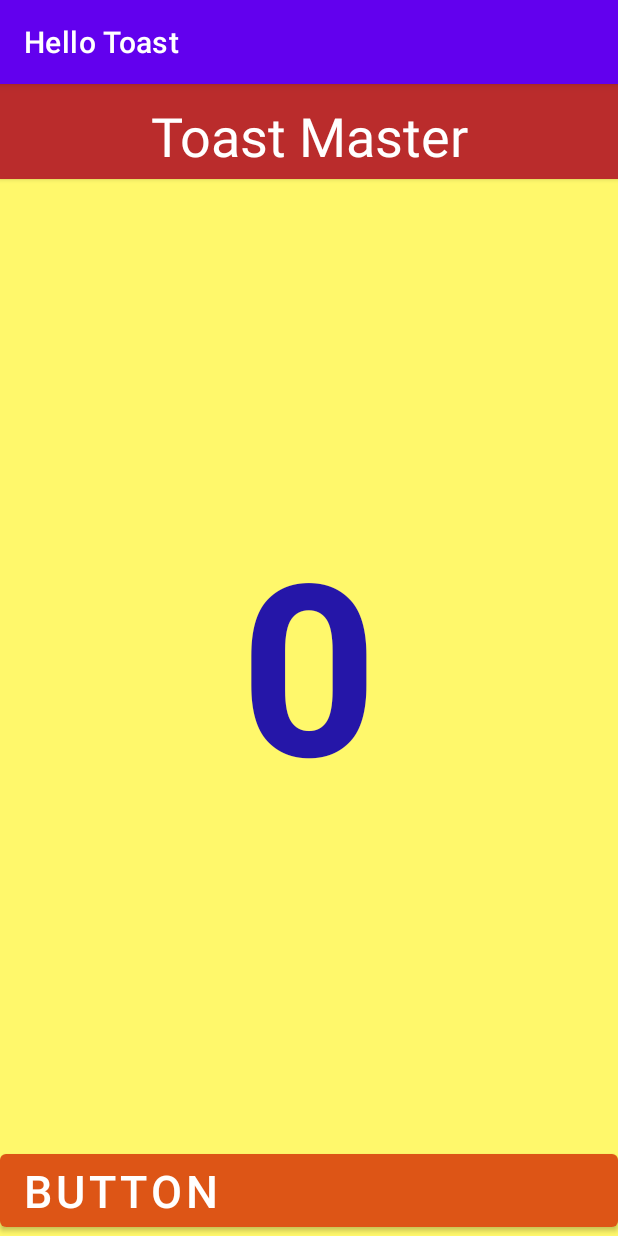
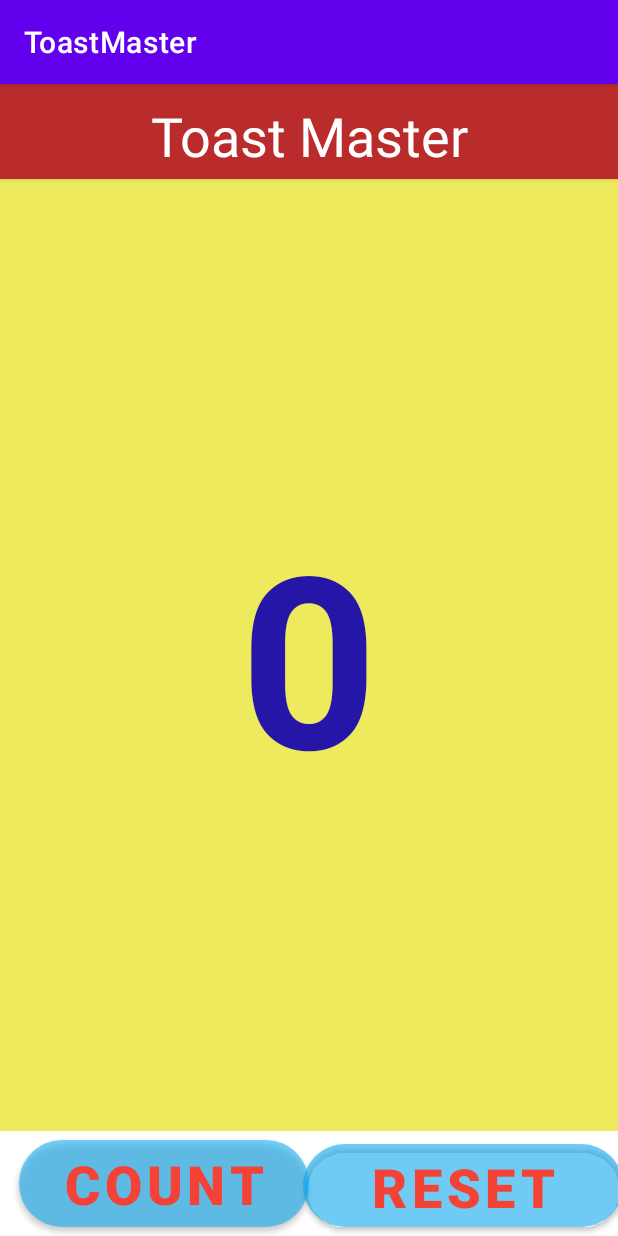
Before and after one commit to mbharti321/androidProjects, an Android app: the screen it shows after launch (MainActivity), on a phone screen of 412 x 824 dp. Run offline under Robolectric (Android 15) with nearby library versions, the phone set to English and light mode, and no system bars.

Commit message:
add working code for countUp and reset

```diff
--- a/HelloToast/app/src/main/java/com/example/hellotoast/MainActivity.java
+++ b/HelloToast/app/src/main/java/com/example/hellotoast/MainActivity.java
@@ -3,12 +3,37 @@ package com.example.hellotoast;
 import androidx.appcompat.app.AppCompatActivity;
 
 import android.os.Bundle;
+import android.view.View;
+import android.widget.TextView;
+import android.widget.Toast;
 
 public class MainActivity extends AppCompatActivity {
+
+    private int mCount = 0;
+    private TextView mShowCount;
 
     @Override
     protected void onCreate(Bundle savedInstanceState) {
         super.onCreate(savedInstanceState);
         setContentView(R.layout.activity_main);
+        mShowCount = (TextView) findViewById(R.id.showCount);
+    }
+
+    public void showToast(View view) {
+        Toast toast = Toast.makeText(this, R.string.toast_message, Toast.LENGTH_SHORT);
+
+        toast.show();
+    }
+
+    public void countUp(View view) {
+        ++mCount;
+        if (mShowCount != null)
+            mShowCount.setText(Integer.toString(mCount));
+    }
+
+    public void resetCount(View view) {
+        mCount = 0;
+        if (mShowCount != null)
+            mShowCount.setText(Integer.toString(mCount));
     }
 }
--- a/HelloToast/app/src/main/res/layout/activity_main.xml
+++ b/HelloToast/app/src/main/res/layout/activity_main.xml
@@ -4,7 +4,7 @@
     xmlns:tools="http://schemas.android.com/tools"
     android:layout_width="match_parent"
     android:layout_height="match_parent"
-    android:background="#9AFFF30A"
+    android:background="#FFFFFF"
     tools:context=".MainActivity">
 
     <Button
@@ -12,45 +12,69 @@
         android:layout_width="0dp"
         android:layout_height="63dp"
         android:background="@android:color/holo_orange_dark"
-        android:text="Toast Master"
+        android:onClick="showToast"
+        android:text="@string/btn_lbl_toast"
         android:textAppearance="@style/TextAppearance.AppCompat.Display1"
         android:textColor="@color/white"
         android:textSize="36sp"
         app:backgroundTint="#BA2C2C"
-        app:layout_constraintBottom_toTopOf="@+id/btnCount"
         app:layout_constraintEnd_toEndOf="parent"
         app:layout_constraintHorizontal_bias="0.0"
         app:layout_constraintStart_toStartOf="parent"
-        app:layout_constraintTop_toTopOf="parent"
+        app:layout_constraintTop_toTopOf="parent" />
+
+    <TextView
+        android:id="@+id/showCount"
+        android:layout_width="0dp"
+        android:layout_height="0dp"
+        android:background="#EDEB5D"
+        android:gravity="center|center_horizontal"
+        android:text="@string/count_initial_value"
+        android:textColor="#2516A8"
+        android:textIsSelectable="false"
+        android:textSize="160sp"
+        android:textStyle="bold"
+        app:layout_constraintBottom_toTopOf="@+id/btCountUp"
+        app:layout_constraintEnd_toEndOf="parent"
+        app:layout_constraintHorizontal_bias="0.0"
+        app:layout_constraintStart_toStartOf="parent"
+        app:layout_constraintTop_toBottomOf="@+id/btnToast"
         app:layout_constraintVertical_bias="0.0" />
 
     <Button
-        android:id="@+id/btnCount"
-        android:layout_width="0dp"
-        android:layout_height="wrap_content"
-        android:gravity="center_vertical"
-        android:text="Button"
-        android:textSize="30sp"
-        app:backgroundTint="#DD5516"
+        android:id="@+id/btCountUp"
+        android:layout_width="193dp"
+        android:layout_height="70dp"
+        android:onClick="countUp"
+        android:text="@string/btn_lbl_count"
+        android:textColor="#F44336"
+        android:textSize="36sp"
+        android:textStyle="bold"
+        app:backgroundTint="#8B03A9F4"
+        app:cornerRadius="30sp"
         app:layout_constraintBottom_toBottomOf="parent"
         app:layout_constraintEnd_toEndOf="parent"
-        app:layout_constraintHorizontal_bias="1.0"
+        app:layout_constraintHorizontal_bias="0.058"
         app:layout_constraintStart_toStartOf="parent"
-        app:layout_constraintTop_toTopOf="parent"
+        app:layout_constraintTop_toBottomOf="@+id/btnToast"
         app:layout_constraintVertical_bias="1.0" />
 
-    <TextView
-        android:id="@+id/showCount"
-        android:layout_width="wrap_content"
-        android:layout_height="wrap_content"
-        android:text="0"
-        android:textColor="#2516A8"
-        android:textSize="160sp"
+    <Button
+        android:id="@+id/btnReset"
+        android:layout_width="213dp"
+        android:layout_height="67dp"
+        android:onClick="resetCount"
+        android:text="@string/btn_lbl_reset"
+        android:textColor="#F44336"
+        android:textSize="36sp"
         android:textStyle="bold"
-        app:layout_constraintBottom_toTopOf="@+id/btnCount"
+        app:backgroundTint="#8B03A9F4"
+        app:cornerRadius="30sp"
+        app:layout_constraintBottom_toBottomOf="parent"
         app:layout_constraintEnd_toEndOf="parent"
-        app:layout_constraintHorizontal_bias="0.501"
-        app:layout_constraintStart_toStartOf="parent"
-        app:layout_constraintTop_toBottomOf="@+id/btnToast" />
+        app:layout_constraintHorizontal_bias="0.636"
+        app:layout_constraintStart_toEndOf="@+id/btCountUp"
+        app:layout_constraintTop_toBottomOf="@+id/showCount"
+        app:layout_constraintVertical_bias="1.0" />
 
 </androidx.constraintlayout.widget.ConstraintLayout>
--- a/HelloToast/app/src/main/res/values/strings.xml
+++ b/HelloToast/app/src/main/res/values/strings.xml
@@ -1,3 +1,8 @@
 <resources>
-    <string name="app_name">Hello Toast</string>
+    <string name="app_name">ToastMaster</string>
+    <string name="btn_lbl_toast">Toast Master</string>
+    <string name="btn_lbl_count">Count</string>
+    <string name="count_initial_value">0</string>
+    <string name="toast_message">Toast message.</string>
+    <string name="btn_lbl_reset">Reset</string>
 </resources>
```
